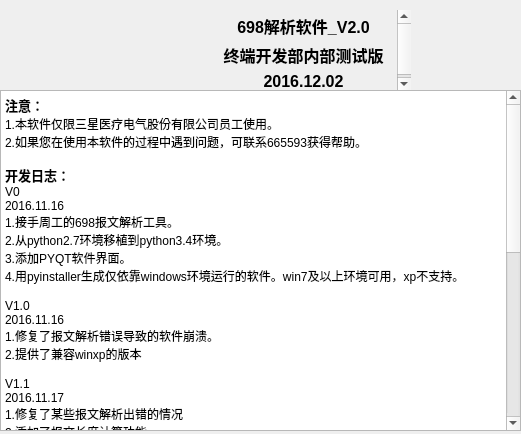
KayFelicities/698trans, file UI/about_window.ui: the form before one commit.
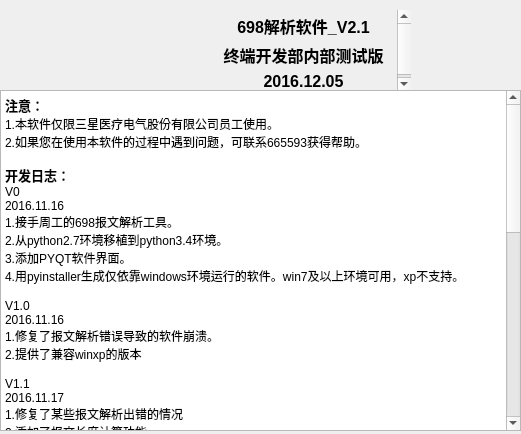
The form after the commit. Icons and pictures are not drawn.

What changed in the file:
```diff
--- a/UI/about_window.ui
+++ b/UI/about_window.ui
@@ -75,7 +75,14 @@
 &lt;p style=&quot; margin-top:0px; margin-bottom:0px; margin-left:0px; margin-right:0px; -qt-block-indent:0; text-indent:0px;&quot;&gt;2016.12.2&lt;/p&gt;
 &lt;p style=&quot; margin-top:0px; margin-bottom:0px; margin-left:0px; margin-right:0px; -qt-block-indent:0; text-indent:0px;&quot;&gt;1.添加使用说明&lt;/p&gt;
 &lt;p style=&quot; margin-top:0px; margin-bottom:0px; margin-left:0px; margin-right:0px; -qt-block-indent:0; text-indent:0px;&quot;&gt;2.添加关于面板&lt;/p&gt;
-&lt;p style=&quot; margin-top:0px; margin-bottom:0px; margin-left:0px; margin-right:0px; -qt-block-indent:0; text-indent:0px;&quot;&gt;3.优化：清空按钮按下后光标定位到输入框&lt;/p&gt;&lt;/body&gt;&lt;/html&gt;</string>
+&lt;p style=&quot; margin-top:0px; margin-bottom:0px; margin-left:0px; margin-right:0px; -qt-block-indent:0; text-indent:0px;&quot;&gt;3.优化：清空按钮按下后光标定位到输入框&lt;/p&gt;
+&lt;p style=&quot;-qt-paragraph-type:empty; margin-top:0px; margin-bottom:0px; margin-left:0px; margin-right:0px; -qt-block-indent:0; text-indent:0px;&quot;&gt;&lt;br /&gt;&lt;/p&gt;
+&lt;p style=&quot; margin-top:0px; margin-bottom:0px; margin-left:0px; margin-right:0px; -qt-block-indent:0; text-indent:0px;&quot;&gt;V2.1&lt;/p&gt;
+&lt;p style=&quot; margin-top:0px; margin-bottom:0px; margin-left:0px; margin-right:0px; -qt-block-indent:0; text-indent:0px;&quot;&gt;2016.12.5&lt;/p&gt;
+&lt;p style=&quot; margin-top:0px; margin-bottom:0px; margin-left:0px; margin-right:0px; -qt-block-indent:0; text-indent:0px;&quot;&gt;1.OAD、OMD解析至属性、方法&lt;/p&gt;
+&lt;p style=&quot; margin-top:0px; margin-bottom:0px; margin-left:0px; margin-right:0px; -qt-block-indent:0; text-indent:0px;&quot;&gt;2.提供层级结构视图&lt;/p&gt;
+&lt;p style=&quot; margin-top:0px; margin-bottom:0px; margin-left:0px; margin-right:0px; -qt-block-indent:0; text-indent:0px;&quot;&gt;3.解除配置文件依赖&lt;/p&gt;
+&lt;p style=&quot;-qt-paragraph-type:empty; margin-top:0px; margin-bottom:0px; margin-left:0px; margin-right:0px; -qt-block-indent:0; text-indent:0px;&quot;&gt;&lt;br /&gt;&lt;/p&gt;&lt;/body&gt;&lt;/html&gt;</string>
     </property>
     <property name="textInteractionFlags">
      <set>Qt::TextSelectableByKeyboard|Qt::TextSelectableByMouse</set>
@@ -209,9 +216,9 @@
 &lt;html&gt;&lt;head&gt;&lt;meta name=&quot;qrichtext&quot; content=&quot;1&quot; /&gt;&lt;style type=&quot;text/css&quot;&gt;
 p, li { white-space: pre-wrap; }
 &lt;/style&gt;&lt;/head&gt;&lt;body style=&quot; font-family:'SimSun'; font-size:9pt; font-weight:400; font-style:normal;&quot;&gt;
-&lt;p align=&quot;center&quot; style=&quot; margin-top:0px; margin-bottom:5px; margin-left:0px; margin-right:0px; -qt-block-indent:0; text-indent:0px;&quot;&gt;&lt;span style=&quot; font-size:12pt; font-weight:600;&quot;&gt;698解析软件_V2.0&lt;/span&gt;&lt;/p&gt;
+&lt;p align=&quot;center&quot; style=&quot; margin-top:0px; margin-bottom:5px; margin-left:0px; margin-right:0px; -qt-block-indent:0; text-indent:0px;&quot;&gt;&lt;span style=&quot; font-size:12pt; font-weight:600;&quot;&gt;698解析软件_V2.1&lt;/span&gt;&lt;/p&gt;
 &lt;p align=&quot;center&quot; style=&quot; margin-top:0px; margin-bottom:5px; margin-left:0px; margin-right:0px; -qt-block-indent:0; text-indent:0px;&quot;&gt;&lt;span style=&quot; font-size:12pt; font-weight:600;&quot;&gt;终端开发部内部测试版&lt;/span&gt;&lt;/p&gt;
-&lt;p align=&quot;center&quot; style=&quot; margin-top:0px; margin-bottom:5px; margin-left:0px; margin-right:0px; -qt-block-indent:0; text-indent:0px;&quot;&gt;&lt;span style=&quot; font-size:12pt; font-weight:600;&quot;&gt;2016.12.02&lt;/span&gt;&lt;/p&gt;&lt;/body&gt;&lt;/html&gt;</string>
+&lt;p align=&quot;center&quot; style=&quot; margin-top:0px; margin-bottom:5px; margin-left:0px; margin-right:0px; -qt-block-indent:0; text-indent:0px;&quot;&gt;&lt;span style=&quot; font-size:12pt; font-weight:600;&quot;&gt;2016.12.05&lt;/span&gt;&lt;/p&gt;&lt;/body&gt;&lt;/html&gt;</string>
     </property>
     <property name="textInteractionFlags">
      <set>Qt::NoTextInteraction</set>
```
